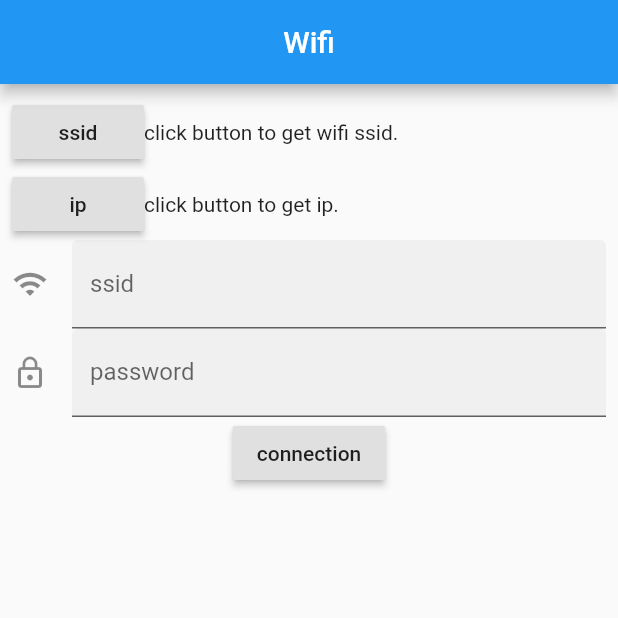
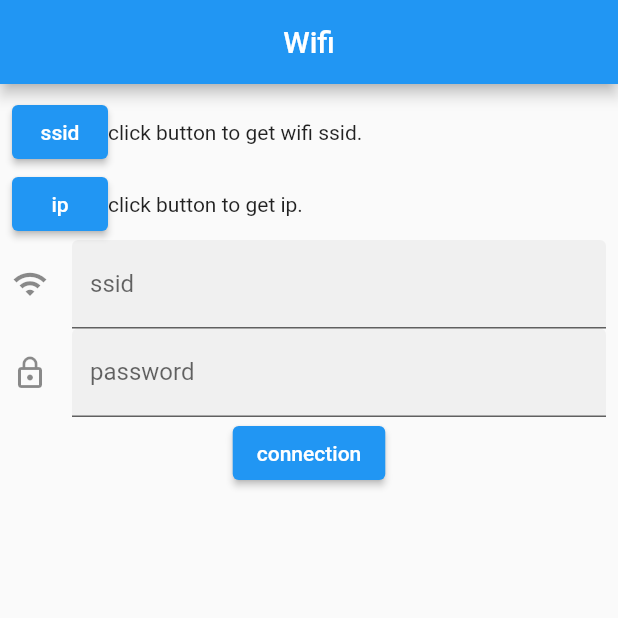
Before and after one commit to once10301/wifi, a Flutter app: the screen it shows after launch, on a phone screen of 412 x 824 dp, the top half of it. Run offline on Flutter 3.47's test engine with Material 2 defaults, Android fonts, the phone set to English and light mode, and no system bars.

Commit message:
migration
replace deprecated api calls

```diff
--- a/example/lib/main.dart
+++ b/example/lib/main.dart
@@ -62,7 +62,7 @@ class _MyHomePageState extends State<MyHomePage> {
         children: [
           Row(
             children: <Widget>[
-              RaisedButton(
+              ElevatedButton(
                 child: Text('ssid'),
                 onPressed: _getWifiName,
               ),
@@ -75,7 +75,7 @@ class _MyHomePageState extends State<MyHomePage> {
           ),
           Row(
             children: <Widget>[
-              RaisedButton(
+              ElevatedButton(
                 child: Text('ip'),
                 onPressed: _getIP,
               ),
@@ -108,7 +108,7 @@ class _MyHomePageState extends State<MyHomePage> {
               password = value;
             },
           ),
-          RaisedButton(
+          ElevatedButton(
             child: Text('connection'),
             onPressed: connection,
           ),
--- a/example/pubspec.yaml
+++ b/example/pubspec.yaml
@@ -8,6 +8,8 @@ description: Demonstrates how to use the wifi plugin.
 # build by specifying --build-name and --build-number, respectively.
 # Read more about versioning at semver.org.
 version: 1.0.0+1
+environment:
+  sdk: '>=2.10.0 <3.0.0'
 
 dependencies:
   flutter:
--- a/pubspec.yaml
+++ b/pubspec.yaml
@@ -1,6 +1,5 @@
 name: wifi
 description: Flutter plugin providing WiFi.
-author: Lewis <once10301@gmail.com>
 homepage: https://github.com/once10301/wifi
 version: 0.1.5
 
```
Also changed, not shown: 1 other file.
